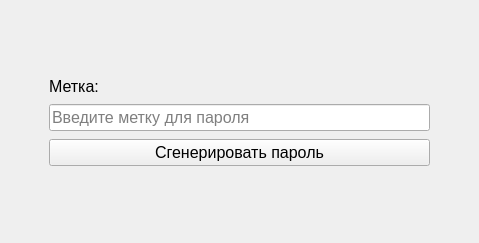
The window that AddPasswordWindow.ui (Wolfram3387/PasswordApp) describes before a commit, drawn with Qt 5.
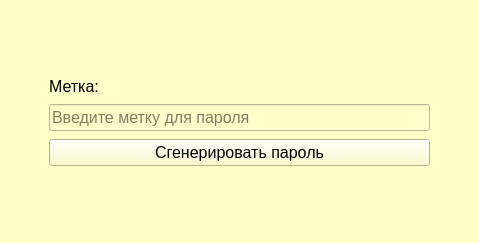
The same window after the commit. Icons and pictures are not drawn.

```diff
--- a/AddPasswordWindow.ui
+++ b/AddPasswordWindow.ui
@@ -23,7 +23,24 @@
    </size>
   </property>
   <property name="windowTitle">
-   <string>MainWindow</string>
+   <string>Добавление пароля</string>
+  </property>
+  <property name="windowIcon">
+   <iconset>
+    <selectedon>../../Downloads/lock_icon.png</selectedon>
+   </iconset>
+  </property>
+  <property name="styleSheet">
+   <string notr="true">background-color:rgb(255, 255, 201)</string>
+  </property>
+  <property name="iconSize">
+   <size>
+    <width>512</width>
+    <height>512</height>
+   </size>
+  </property>
+  <property name="unifiedTitleAndToolBarOnMac">
+   <bool>false</bool>
   </property>
   <widget class="QWidget" name="centralwidget">
    <layout class="QGridLayout" name="gridLayout_2">
@@ -107,6 +124,9 @@
             <pointsize>12</pointsize>
            </font>
           </property>
+          <property name="styleSheet">
+           <string notr="true"/>
+          </property>
           <property name="inputMethodHints">
            <set>Qt::ImhNone</set>
           </property>
@@ -131,6 +151,10 @@
             <pointsize>12</pointsize>
            </font>
           </property>
+          <property name="styleSheet">
+           <string notr="true">background: rgb(255, 253, 189);
+    color: rgb(0, 0, 0);</string>
+          </property>
           <property name="text">
            <string>Сгенерировать пароль</string>
           </property>
```
